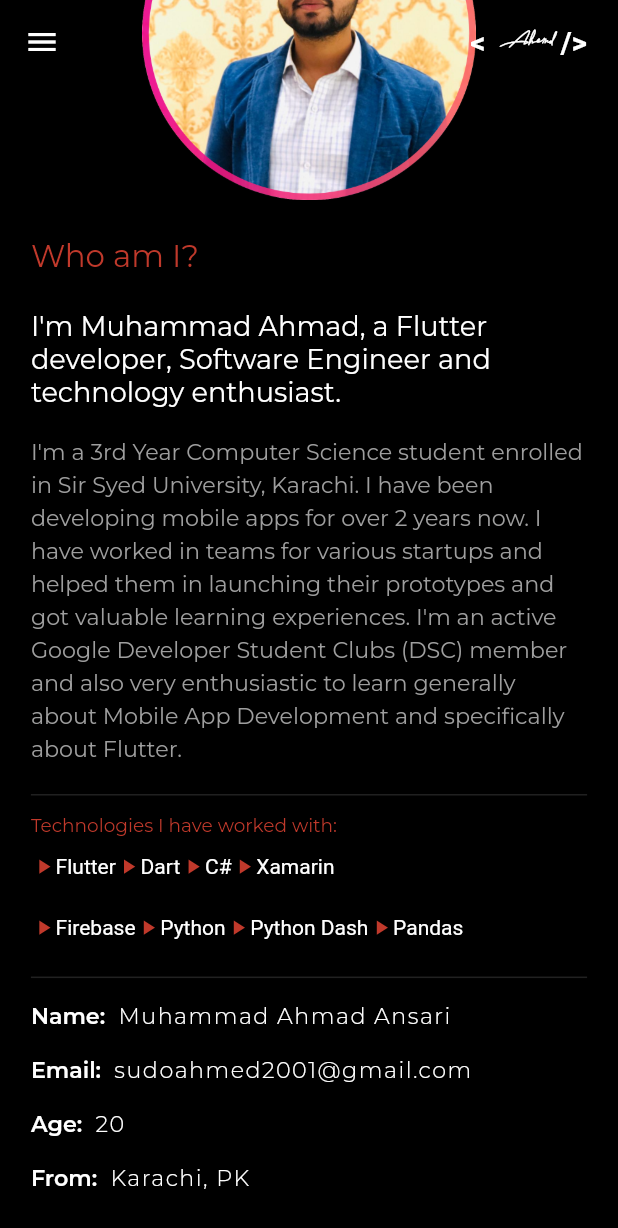
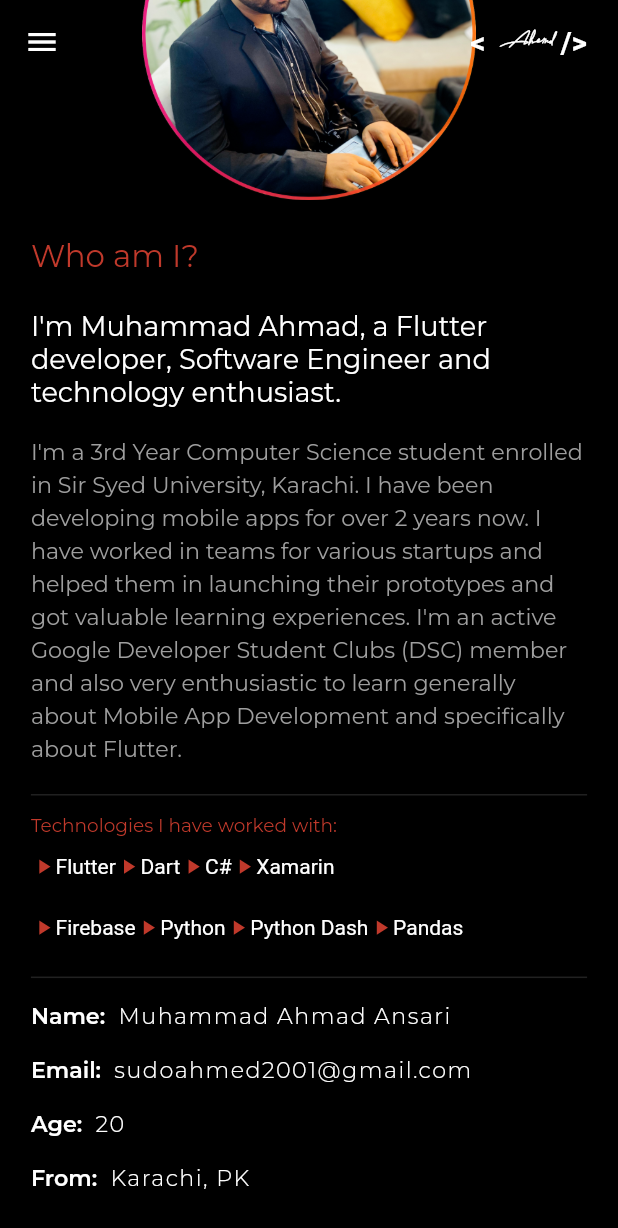
Before and after one commit to sudoahmed/responsive_portfolio, a Flutter app: the screen it shows after launch, scrolled down 1152 dp, on a phone screen of 412 x 824 dp. Shown: the top 1228 px of the screen. Run offline on Flutter 3.47's test engine with Material 2 defaults, Android fonts, the light colour scheme and no system bars; our stand-ins replace animated_text_kit, carousel_slider, flip_card, google_fonts, responsive_builder, shared_preferences and 1 more; missing offline and left inert: universal_html; network calls fail.

Commit message:
Updated my images on the website

```diff
--- a/lib/sections/about/desktop_about_section.dart
+++ b/lib/sections/about/desktop_about_section.dart
@@ -42,7 +42,7 @@ class DesktopAboutSection extends StatelessWidget {
             children: [
               Expanded(
                 child: Image.asset(
-                  "assets/me unedited.jpeg",
+                  "assets/me2.png",
                   height: height * 0.7,
                 ),
               ),
--- a/lib/sections/about/mobile_about_section.dart
+++ b/lib/sections/about/mobile_about_section.dart
@@ -37,7 +37,7 @@ class AboutMobile extends StatelessWidget {
             height: 10,
           ),
           Image.asset(
-            'assets/meMobile.png',
+            'assets/meMob.png',
             height: height * 0.27,
           ),
           SizedBox(
--- a/lib/sections/about/tablet_about_section.dart
+++ b/lib/sections/about/tablet_about_section.dart
@@ -35,7 +35,7 @@ class TabletAboutSection extends StatelessWidget {
             height: 15,
           ),
           Image.asset(
-            'assets/meMobile.png',
+            'assets/meMob.png',
             height: height * 0.3,
           ),
           SizedBox(
--- a/lib/sections/home/home_for_desktop.dart
+++ b/lib/sections/home/home_for_desktop.dart
@@ -40,7 +40,7 @@ class _HomeDesktopState extends State<HomeDesktop> {
               delay: Duration(seconds: 1),
               duration: Duration(milliseconds: 800),
               child: Image.asset(
-                'assets/ahmed.png',
+                'assets/me_cut_BnW.png',
                 height: width < 1200 ? height * 0.8 : height * 0.85,
               ),
             ),
--- a/lib/sections/home/home_for_mobile.dart
+++ b/lib/sections/home/home_for_mobile.dart
@@ -28,7 +28,7 @@ class HomeMobile extends StatelessWidget {
               child: Opacity(
                 opacity: 0.9,
                 child: Image.asset(
-                  "assets/ahmed.png",
+                  "assets/me_cut_BnW.png",
                   height: height * 0.65,
                 ),
               ),
--- a/lib/sections/home/home_for_tab.dart
+++ b/lib/sections/home/home_for_tab.dart
@@ -26,7 +26,8 @@ class TabletHome extends StatelessWidget {
             right: width < 740 ? -width * 0.2 : -width * 0.1,
             child: Opacity(
               opacity: 0.9,
-              child: Image.asset('assets/ahmed.png', height: height * 0.75),
+              child:
+                  Image.asset('assets/me_cut_BnW.png', height: height * 0.75),
             ),
           ),
           Container(
```
Also changed, not shown: assets/ahmed.png (deleted), assets/me unedited.jpeg (deleted), assets/me2.0.jpeg (added), assets/meMob.png (added), assets/meMobile.png (deleted), assets/me_cut_BnW.png (added), 1 other file.
